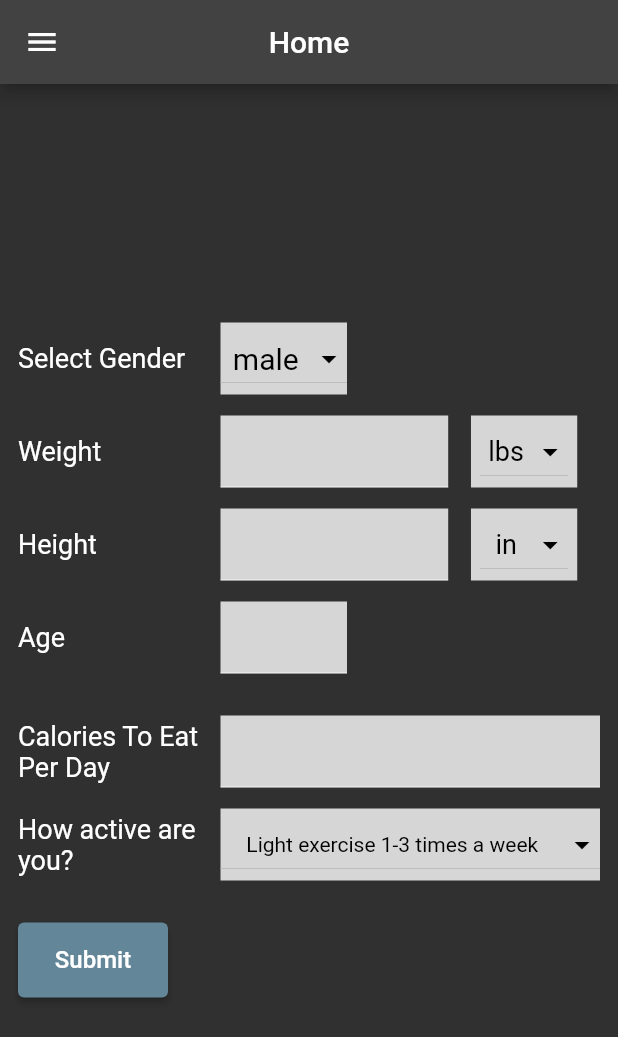
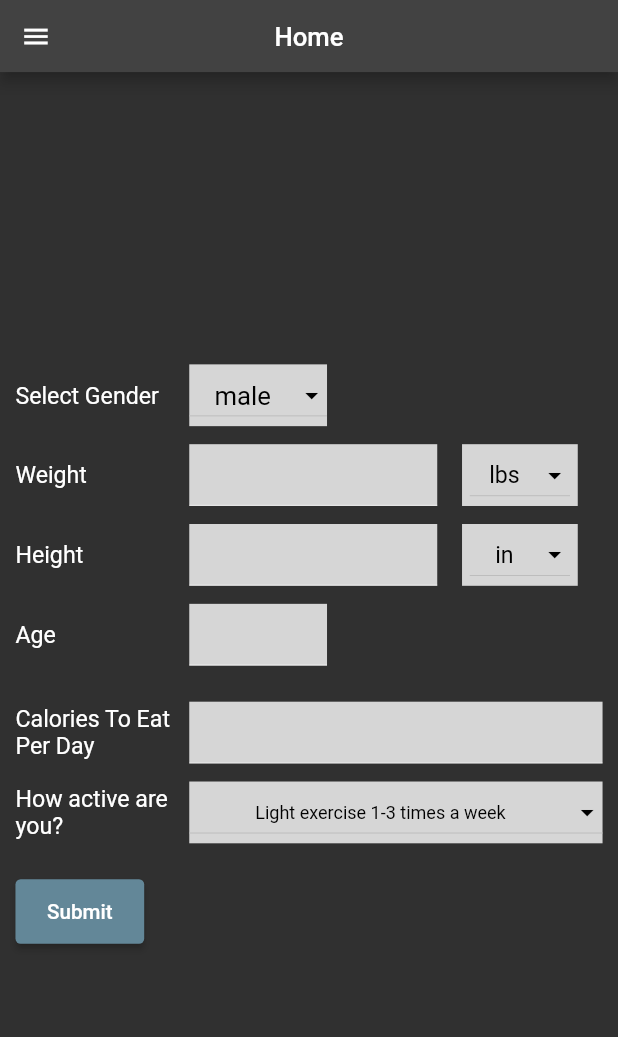
Before and after one commit to kuroodo/Weight-App, a Flutter app: the screen it shows after launch, on a phone screen of 412 x 824 dp. Shown: the top 1037 px of the screen. Run offline on Flutter 3.47's test engine with Material 2 defaults, Android fonts, the phone set to English and light mode, and no system bars; drawn by our look-alikes of dropdown_button2; our stand-ins replace responsive_framework.

Commit message:
Add responsive_framework package and refactor home screen to support mobile and desktop
Responsive Framework makes it easier to fit and scale the UI according to various screen sizes

```diff
--- a/lib/main.dart
+++ b/lib/main.dart
@@ -1,4 +1,5 @@
 import 'package:flutter/material.dart';
+import 'package:responsive_framework/responsive_framework.dart';
 import 'package:weight_app/helpers/routes.dart' as routes;
 import 'package:weight_app/screens/home_screen.dart';
 import 'package:weight_app/screens/result_info_screen.dart';
@@ -20,6 +21,18 @@ class MyApp extends StatelessWidget {
         brightness: Brightness.dark,
         primarySwatch: Colors.blue,
       ),
+      builder: (context, child) => ResponsiveWrapper.builder(
+        child,
+        maxWidth: 1000,
+        minWidth: 480,
+        defaultScale: true,
+        breakpoints: const [
+          ResponsiveBreakpoint.resize(480, name: MOBILE),
+          ResponsiveBreakpoint.autoScale(800, name: TABLET),
+          ResponsiveBreakpoint.resize(1000, name: DESKTOP),
+        ],
+        background: Container(color: Theme.of(context).canvasColor),
+      ),
       routes: {
         routes.homeScreen: (context) => const HomeScreen(),
         routes.resultScreen: (context) => const ResultScreen(),
--- a/lib/screens/home_screen.dart
+++ b/lib/screens/home_screen.dart
@@ -1,23 +1,62 @@
 import 'package:flutter/material.dart';
+import 'package:responsive_framework/responsive_framework.dart';
 import 'package:weight_app/widgets/calc_form.dart';
+import 'package:weight_app/widgets/desktop/header.dart';
 import 'package:weight_app/widgets/nav_drawer.dart';
+
+const _title = "Home";
 
 class HomeScreen extends StatelessWidget {
   const HomeScreen({super.key});
 
   @override
   Widget build(BuildContext context) {
+    bool useMobile = ResponsiveWrapper.of(context).isSmallerThan(DESKTOP);
     return Scaffold(
-      appBar: AppBar(title: const Text("Home"), centerTitle: true),
-      body: const SafeArea(
-        child: Center(
-          child: Padding(
-            padding: EdgeInsets.symmetric(horizontal: 12),
-            child: SingleChildScrollView(child: CalcForm()),
-          ),
+      appBar: useMobile
+          ? AppBar(title: const Text(_title), centerTitle: true)
+          : null,
+      body: SafeArea(
+        child: Padding(
+          padding: const EdgeInsets.all(12),
+          child: useMobile ? const MobileHome() : const DesktopHome(),
         ),
       ),
-      drawer: const NavDrawer(),
+      drawer: useMobile ? const NavDrawer() : null,
     );
   }
 }
+
+class MobileHome extends StatelessWidget {
+  const MobileHome({super.key});
+
+  @override
+  Widget build(BuildContext context) {
+    return const Center(
+      child: SingleChildScrollView(
+        child: CalcForm(),
+      ),
+    );
+  }
+}
+
+class DesktopHome extends StatelessWidget {
+  const DesktopHome({super.key});
+
+  @override
+  Widget build(BuildContext context) {
+    return SingleChildScrollView(
+      child: Column(
+        crossAxisAlignment: CrossAxisAlignment.start,
+        children: [
+          Header(
+            label: _title,
+            onPressed: () {},
+          ),
+          const SizedBox(height: 50),
+          const CalcForm(),
+        ],
+      ),
+    );
+  }
+}
--- a/pubspec.yaml
+++ b/pubspec.yaml
@@ -39,6 +39,7 @@ dependencies:
   intl: ^0.17.0
   data_table_2: ^2.3.7
   dropdown_button2: ^1.8.8
+  responsive_framework: ^0.2.0
 
 dev_dependencies:
   flutter_test:
```
Also changed, not shown: lib/widgets/desktop/header.dart (added, +16 -0 lines), pubspec.lock.
